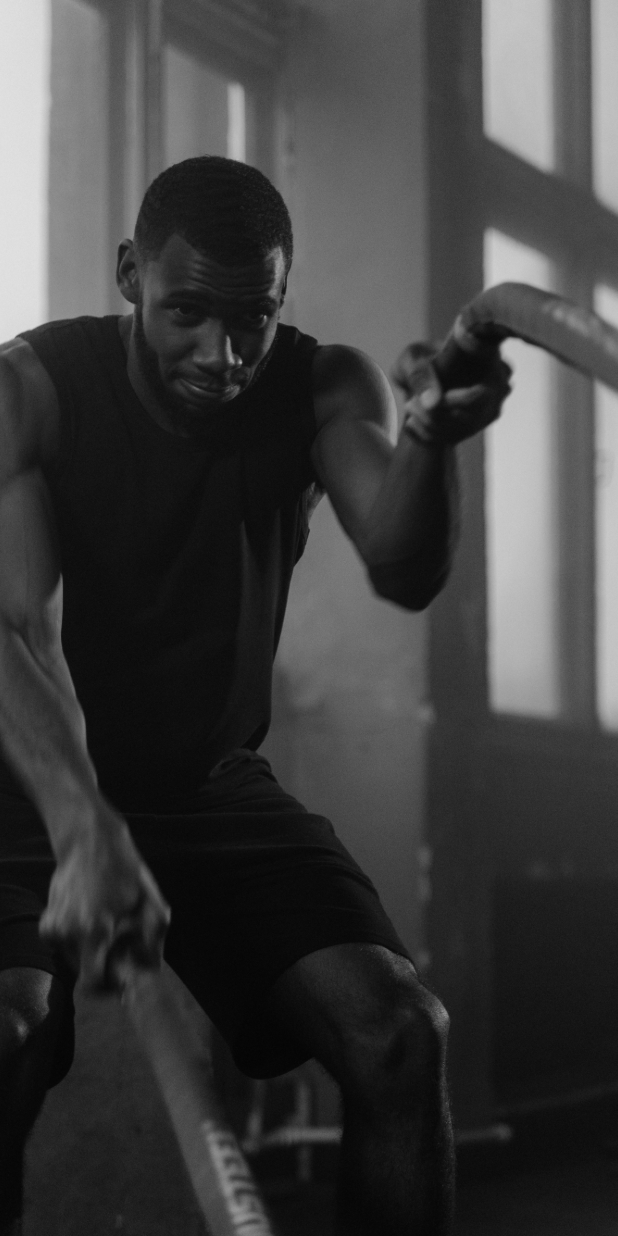
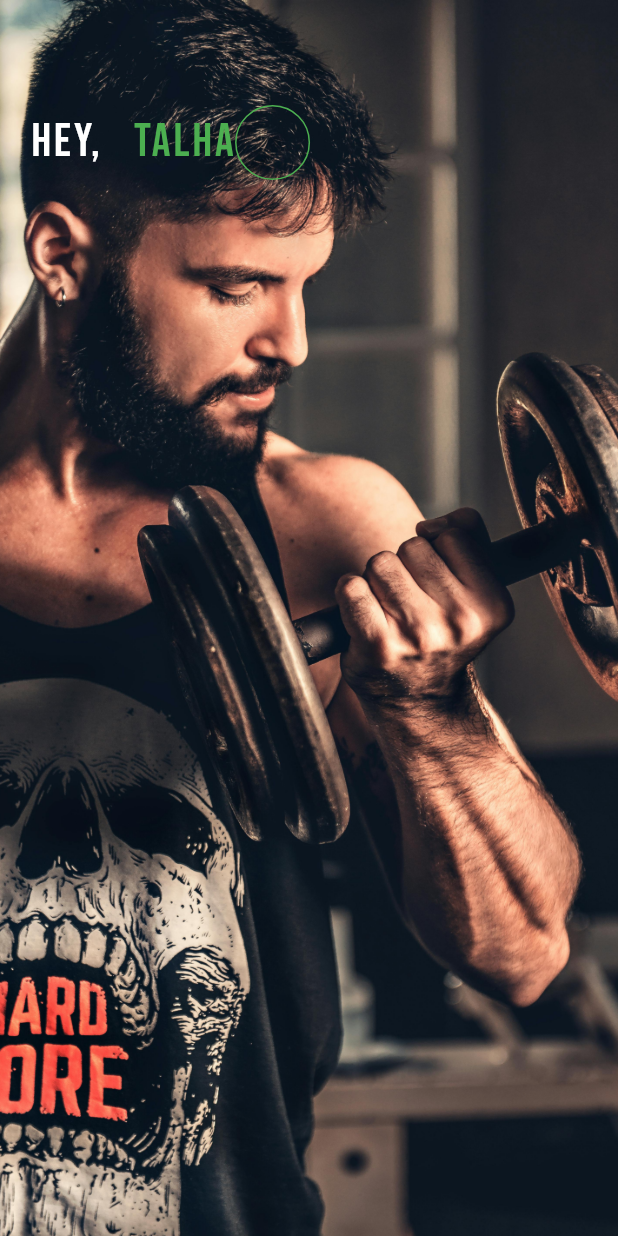
Before and after one commit to iam-talhaa/Gym_App, a Flutter app: the homescreen screen opened directly, on a phone screen of 412 x 824 dp. Run offline on Flutter 3.47's test engine with Material 3 defaults, Android fonts, the phone set to English and light mode, and no system bars; our stand-ins replace google_fonts.

Commit message:
add photos

```diff
--- a/lib/screens/home_screen.dart
+++ b/lib/screens/home_screen.dart
@@ -1,4 +1,5 @@
 import 'package:flutter/material.dart';
+import 'package:google_fonts/google_fonts.dart';
 
 class homescreen extends StatefulWidget {
   const homescreen({super.key});
@@ -16,7 +17,45 @@ class _homescreenState extends State<homescreen> {
         width: double.infinity,
         decoration: BoxDecoration(
             image: DecorationImage(
-                fit: BoxFit.cover, image: AssetImage('lib/images/3.jpg'))),
+                fit: BoxFit.cover, image: AssetImage('lib/images/2.jpg'))),
+        child: Column(
+          children: [
+            Row(
+              children: [
+                Row(
+                  mainAxisAlignment: MainAxisAlignment.spaceBetween,
+                  children: [
+                    Padding(
+                      padding: const EdgeInsets.only(top: 70, left: 20),
+                      child: Text('Hey,  ',
+                          style: GoogleFonts.bebasNeue(
+                              letterSpacing: 2,
+                              fontSize: 31,
+                              color: Colors.white)),
+                    ),
+                    Padding(
+                        padding: const EdgeInsets.only(top: 70),
+                        child: Text(' TALHA',
+                            style: GoogleFonts.bebasNeue(
+                                letterSpacing: 2,
+                                fontSize: 31,
+                                color: Colors.green))),
+                  ],
+                ),
+                Padding(
+                  padding: const EdgeInsets.only(top: 70, right: 20),
+                  child: Container(
+                    height: 50,
+                    width: 50,
+                    decoration: BoxDecoration(
+                        shape: BoxShape.circle,
+                        border: Border.all(color: Colors.green)),
+                  ),
+                ),
+              ],
+            )
+          ],
+        ),
       ),
     );
   }
--- a/pubspec.yaml
+++ b/pubspec.yaml
@@ -64,6 +64,7 @@ flutter:
     - lib/images/1.jpg
     - lib/images/2.jpg
     - lib/images/3.jpg
+    - lib/images/one.jpg
 
   #   - images/a_dot_ham.jpeg
 
```
Also changed, not shown: lib/images/one.JPG (added).
